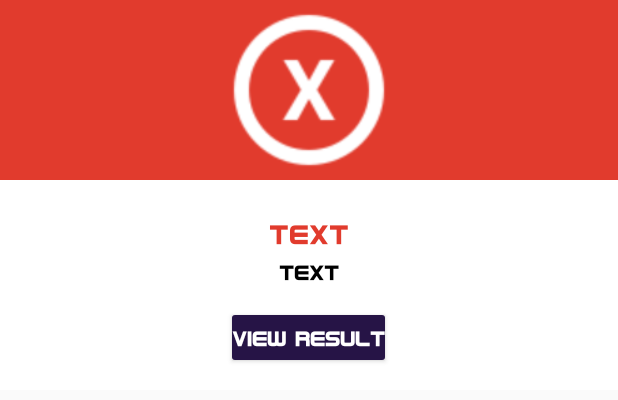
After one commit to cody-vbs/MalWhere, an Android app: the layout malicious_url_dialog.xml on its own in the app's theme, with its tools: preview values and no code run, on a phone screen of 412 x 824 dp. The commit adds this screen. Shown: the top 400 px of the screen. Run offline under Robolectric (Android 15) with nearby library versions, the phone set to English and light mode, and no system bars.

Commit message:
with report dialog

```diff
--- /dev/null
+++ b/app/src/main/res/drawable/ic_baseline_check_circle_outline_24.xml
@@ -0,0 +1,5 @@
+<vector android:height="24dp" android:tint="#FFFFFF"
+    android:viewportHeight="24" android:viewportWidth="24"
+    android:width="24dp" xmlns:android="http://schemas.android.com/apk/res/android">
+    <path android:fillColor="@android:color/white" android:pathData="M16.59,7.58L10,14.17l-3.59,-3.58L5,12l5,5 8,-8zM12,2C6.48,2 2,6.48 2,12s4.48,10 10,10 10,-4.48 10,-10S17.52,2 12,2zM12,20c-4.42,0 -8,-3.58 -8,-8s3.58,-8 8,-8 8,3.58 8,8 -3.58,8 -8,8z"/>
+</vector>
--- /dev/null
+++ b/app/src/main/res/layout/malicious_url_dialog.xml
@@ -0,0 +1,58 @@
+<RelativeLayout xmlns:android="http://schemas.android.com/apk/res/android"
+    android:orientation="vertical"
+    android:layout_width="match_parent"
+    android:layout_height="wrap_content"
+    android:background="#ffffffff">
+
+    <ImageView
+        android:layout_width="match_parent"
+        android:layout_height="120dp"
+        android:id="@+id/a"
+        android:gravity="center"
+        android:background="@color/red"
+        android:src="@drawable/icon_error_x"
+        android:scaleType="fitCenter" />
+
+    <TextView
+        android:layout_width="wrap_content"
+        android:layout_height="wrap_content"
+        android:text="TEXT"
+        android:id="@+id/text_dialog"
+        android:layout_below="@+id/a"
+        android:layout_marginTop="24dp"
+        android:layout_marginLeft="4dp"
+        android:layout_marginRight="4dp"
+        android:layout_marginBottom="5dp"
+        android:textSize="18sp"
+        android:textColor="@color/red"
+        android:layout_centerHorizontal="true"
+        android:gravity="center_horizontal" />
+
+    <TextView
+        android:layout_width="wrap_content"
+        android:layout_height="wrap_content"
+        android:text="TEXT"
+        android:id="@+id/text_dialog2"
+        android:layout_below="@+id/text_dialog"
+        android:layout_marginLeft="4dp"
+        android:layout_marginRight="4dp"
+        android:layout_marginBottom="20dp"
+        android:textSize="14sp"
+        android:textColor="#ff000000"
+        android:layout_centerHorizontal="true"
+        android:gravity="center_horizontal" />
+
+    <Button
+        android:layout_width="wrap_content"
+        android:layout_height="30dp"
+        android:text="View Result"
+        android:id="@+id/btn_dialog_ok"
+        android:gravity="center_vertical|center_horizontal"
+        android:layout_below="@+id/text_dialog2"
+        android:layout_marginBottom="20dp"
+        android:background="@drawable/rounded_button"
+        android:layout_centerHorizontal="true"
+        android:textColor="@color/white" />
+
+
+</RelativeLayout>
--- a/app/src/main/res/values/colors.xml
+++ b/app/src/main/res/values/colors.xml
@@ -6,5 +6,7 @@
 
     <color name="black">#18191A</color>
     <color name="white">#FFFFFF</color>
+    <color name="green">#008640</color>
+    <color name="red">#E13B2D</color>
     <color name="bkg_color">#0E071A</color>
 </resources>
--- a/app/src/main/res/values/styles.xml
+++ b/app/src/main/res/values/styles.xml
@@ -6,7 +6,7 @@
         <item name="colorPrimary">@color/colorPrimary</item>
         <item name="colorPrimaryDark">@color/colorPrimaryDark</item>
         <item name="colorAccent">@color/colorAccent</item>
-        <item name="fontFamily">@font/starduster2</item>
+        <item name="fontFamily">@font/regenbold</item>
     </style>
 
     <style name="AppTheme.NoActionBar">
```
Also changed, not shown: app/src/main/java/com/codyvbs/malwhere/ScanUrl.java (+138 -62 lines), app/src/main/res/drawable/textview_border.xml (added, +16 -0 lines), app/src/main/res/layout/activity_scan_url.xml (+20 -1 lines), app/src/main/res/layout/safe_url_dialog.xml (added, +44 -0 lines), app/src/main/res/drawable/icon_error_x.png (added), app/src/main/res/font/regenbold.otf (added), app/src/main/res/font/scanah.otf (added).
